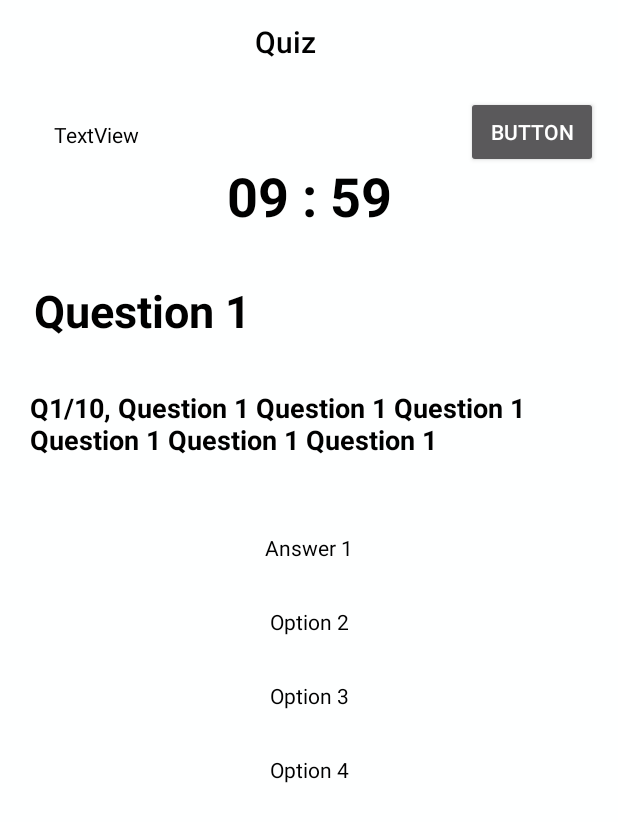
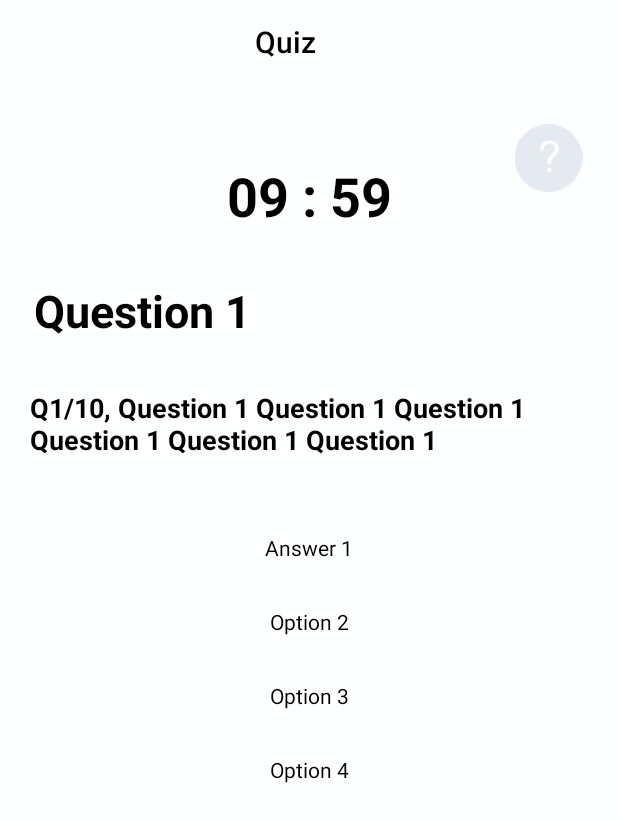
Before and after one commit to faithwlin/ESIOSI, an Android app: the QuizActivity screen opened directly, with no data from a screen before it, on a phone screen of 412 x 824 dp. Shown: the top 822 px of the screen. Run offline under Robolectric (Android 15) with nearby library versions, the phone set to English and light mode, and no system bars.

Commit message:
Popup hint

```diff
--- a/app/src/main/java/com/example/esiosi/QuizActivity.java
+++ b/app/src/main/java/com/example/esiosi/QuizActivity.java
@@ -1,11 +1,14 @@
 package com.example.esiosi;
 
+import android.content.Context;
 import android.content.Intent;
 import android.os.CountDownTimer;
+import android.support.v7.app.AlertDialog;
 import android.support.v7.app.AppCompatActivity;
 import android.os.Bundle;
 import android.view.View;
 import android.widget.Button;
+import android.widget.ImageView;
 import android.widget.TextView;
 import android.widget.Toast;
 
@@ -22,12 +25,11 @@ public class QuizActivity extends AppCompatActivity {
     private TextView Answer2;
     private TextView Answer3;
     private TextView Answer4;
-    private TextView hint;
     private String correctAnswer;
     private int attempts = 0;
     public int mScore = 0;
     QuizDatabase quizDatabase;
-    private Button button;
+    private ImageView button;
 
 
     @Override
@@ -57,9 +59,8 @@ public class QuizActivity extends AppCompatActivity {
         Answer2 = findViewById(R.id.Answer2);
         Answer3 = findViewById(R.id.Answer3);
         Answer4 = findViewById(R.id.Answer4);
-        hint = (TextView)findViewById(R.id.hint);
         mScore = 0;
-        button = (Button) findViewById(R.id.button);
+        button = (ImageView) findViewById(R.id.button);
 
 
         quizDatabase = new QuizDatabase(this);
@@ -146,7 +147,9 @@ public class QuizActivity extends AppCompatActivity {
         button.setOnClickListener(new View.OnClickListener() {
             @Override
             public void onClick(View view) {
-                hint.setText(quizQuestions.getHint(questionNumber - 1));
+//                String s = quizQuestions.getHint(questionNumber - 1);
+                showFlashcardDialog(QuizActivity.this, "Hint", quizQuestions.getHint(questionNumber - 1), true);
+
             }
         });
 
@@ -166,5 +169,18 @@ public class QuizActivity extends AppCompatActivity {
 
     private void updateScore(int point) {
     }
+    public void showFlashcardDialog(Context context, String title, String message, Boolean status) {
+        AlertDialog.Builder flashcardDialog = new AlertDialog.Builder(this, R.style.AppCompatAlertDialogStyle);
 
+
+        //Setting Dialog Title
+        flashcardDialog.setTitle(title);
+
+        flashcardDialog.setCancelable(true);
+
+        //Setting Dialog Message
+        flashcardDialog.setMessage(message);
+
+        flashcardDialog.show();
+    }
 }
--- a/app/src/main/res/layout/activity_quiz_start.xml
+++ b/app/src/main/res/layout/activity_quiz_start.xml
@@ -6,9 +6,7 @@
     android:layout_width="match_parent"
     android:layout_height="match_parent">
 
-<android.support.constraint.ConstraintLayout xmlns:android="http://schemas.android.com/apk/res/android"
-    xmlns:app="http://schemas.android.com/apk/res-auto"
-    xmlns:tools="http://schemas.android.com/tools"
+<android.support.constraint.ConstraintLayout
     android:layout_width="match_parent"
     android:layout_height="match_parent"
     android:background="#feffff"
@@ -138,31 +136,21 @@
         app:layout_constraintStart_toStartOf="parent"
         app:layout_constraintTop_toBottomOf="@+id/Question" />
 
-    <TextView
-        android:id="@+id/hint"
-        android:layout_width="wrap_content"
-        android:layout_height="23dp"
-        android:layout_marginStart="36dp"
-        android:layout_marginLeft="36dp"
-        android:layout_marginTop="80dp"
-        android:text="TextView"
-        android:textColor="#000000"
-        app:layout_constraintStart_toStartOf="parent"
-        app:layout_constraintTop_toTopOf="parent" />
-
-    <Button
+    <ImageView
         android:id="@+id/button"
-        android:layout_width="wrap_content"
-        android:layout_height="wrap_content"
-        android:layout_marginEnd="16dp"
-        android:layout_marginLeft="51dp"
-        android:layout_marginRight="16dp"
-        android:layout_marginStart="51dp"
+        android:layout_width="46dp"
+        android:layout_height="45dp"
+        android:layout_marginStart="90dp"
+        android:layout_marginLeft="90dp"
         android:layout_marginTop="8dp"
-        android:text="Button"
+        android:layout_marginEnd="32dp"
+        android:layout_marginRight="32dp"
+        android:layout_marginBottom="8dp"
+        app:layout_constraintBottom_toBottomOf="@+id/timer"
         app:layout_constraintEnd_toEndOf="parent"
         app:layout_constraintStart_toEndOf="@+id/timer"
-        app:layout_constraintTop_toBottomOf="@+id/toolbar" />
+        app:layout_constraintTop_toBottomOf="@+id/toolbar"
+        app:srcCompat="@drawable/hinticon2x" />
 
 </android.support.constraint.ConstraintLayout>
 
```
